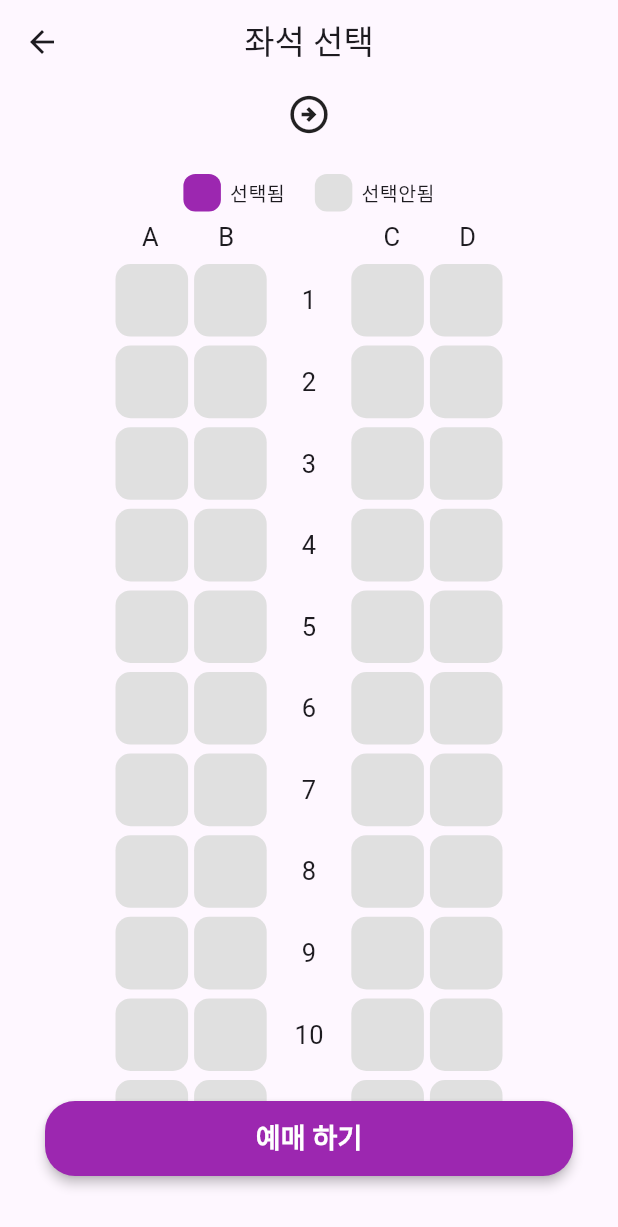
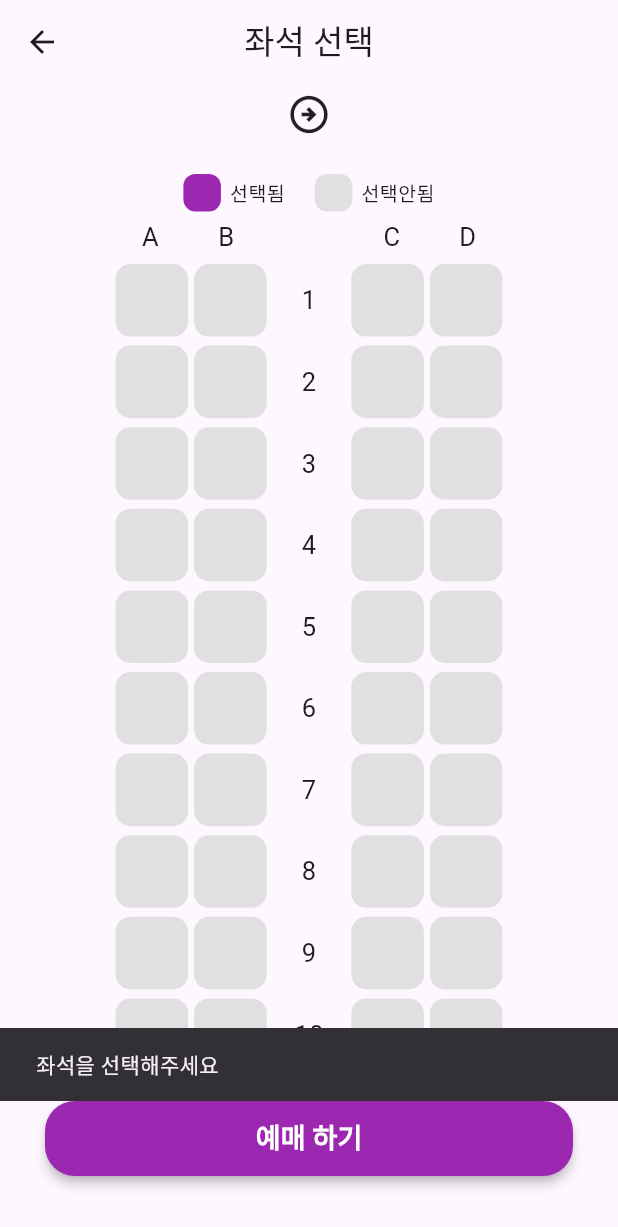
Before and after one commit to sengpari/flutter_train_app, a Flutter app: the SeatPage screen opened directly with empty values, after a tap on "예매 하기", on a phone screen of 412 x 824 dp. Shown: the top 1227 px of the screen. Run offline on Flutter 3.47's test engine with Material 3 defaults, Android fonts, the phone set to English and light mode, and no system bars.

Commit message:
필수기능과 일부 도전기능 구현

```diff
--- a/lib/homePage.dart
+++ b/lib/homePage.dart
@@ -1,7 +1,6 @@
 import 'package:flutter/material.dart';
 import 'stationListPage.dart';
 import 'seatPage.dart';
-
 
 class HomePage extends StatefulWidget {
   const HomePage({super.key});
@@ -146,11 +145,11 @@ class _HomePageState extends State<HomePage> {
                         ),
                       ),
                     );
-                  } //else {
-                    //ScaffoldMessenger.of(context).showSnackBar(
-                      //SnackBar(content: Text('출발역과 도착역을 모두 선택하세요.')),
-                    //);
-                 // }
+                  } else {
+                    ScaffoldMessenger.of(context).showSnackBar(
+                      SnackBar(content: Text('출발역과 도착역을 모두 선택하세요.')),
+                    );
+                  }
                 },
                 style: ElevatedButton.styleFrom(
                   backgroundColor: Colors.purple,
--- a/lib/seatPage.dart
+++ b/lib/seatPage.dart
@@ -1,14 +1,23 @@
 import 'package:flutter/material.dart';
+import 'package:flutter/cupertino.dart';
 
-class SeatPage extends StatelessWidget {
+class SeatPage extends StatefulWidget {
   final String departureStation;
   final String arrivalStation;
 
-  const SeatPage({
+  SeatPage({
     super.key,
     required this.departureStation,
     required this.arrivalStation,
   });
+
+  @override
+  State<SeatPage> createState() => _SeatPageState();
+}
+
+class _SeatPageState extends State<SeatPage> {
+  int? selectedRow;
+  String? selectedCol;
 
   @override
   Widget build(BuildContext context) {
@@ -28,7 +37,7 @@ class SeatPage extends StatelessWidget {
                   mainAxisAlignment: MainAxisAlignment.spaceBetween,
                   children: [
                     Text(
-                      departureStation,
+                      widget.departureStation,
                       style: TextStyle(
                         fontSize: 30,
                         fontWeight: FontWeight.bold,
@@ -36,9 +45,8 @@ class SeatPage extends StatelessWidget {
                       ),
                     ),
 
-                    //SizedBox(width: 50),
                     Text(
-                      arrivalStation,
+                      widget.arrivalStation,
                       style: TextStyle(
                         fontSize: 30,
                         fontWeight: FontWeight.bold,
@@ -52,7 +60,7 @@ class SeatPage extends StatelessWidget {
           ),
           SizedBox(height: 20),
 
-          //좌석 선택됨과 선택안됨
+          //좌석 선택됨과 선택안됨 안내
           Row(
             mainAxisAlignment: MainAxisAlignment.center,
             children: [
@@ -140,17 +148,48 @@ class SeatPage extends StatelessWidget {
           seatRow(19),
           SizedBox(height: 6),
           seatRow(20),
-
-
         ],
       ),
+
+      //예매하기 버튼
       bottomNavigationBar: Padding(
         padding: const EdgeInsets.fromLTRB(30, 0, 30, 40),
         child: SizedBox(
           width: double.infinity,
           height: 50,
           child: ElevatedButton(
-                onPressed: () {},
+            onPressed: () {
+              if (selectedRow != null && selectedCol != null) {
+                showCupertinoDialog(
+                  context: context,
+                  builder: (context) => CupertinoAlertDialog(
+                    title: const Text("예매 하시겠습니까?"),
+                    content: Text("좌석 : ${selectedRow}-${selectedCol}"),
+                    actions: [
+                      CupertinoDialogAction(
+                        isDestructiveAction: true,
+                        child: const Text("취소"),
+                        onPressed: () => Navigator.of(context).pop(),
+                      ),
+                      CupertinoDialogAction(
+                        child: const Text("확인"),
+                        onPressed: () {
+                          // 예매 처리 로직 자리
+                          Navigator.of(context).pop();
+                          Navigator.of(context).pop();
+
+                        },
+                      ),
+                    ],
+                  ),
+                );
+              } else {
+                ScaffoldMessenger.of(
+                  context,
+                ).showSnackBar(const SnackBar(content: Text('좌석을 선택해주세요')));
+              }
+            },
+
             style: ElevatedButton.styleFrom(
               backgroundColor: Colors.purple,
               shape: RoundedRectangleBorder(
@@ -181,28 +220,37 @@ class SeatPage extends StatelessWidget {
   Widget seatRow(int rowNum) {
     return Row(
       children: [
-        seat(),
-        seat(),
+        seat(rowNum, 'A'),
+        seat(rowNum, 'B'),
         Expanded(
           child: Center(child: Text('$rowNum', style: TextStyle(fontSize: 17))),
         ),
 
-        seat(),
-        seat(),
+        seat(rowNum, 'C'),
+        seat(rowNum, 'D'),
       ],
     );
   }
 
-  Widget seat() {
+  Widget seat(int row, String col) {
+    bool isSelected = selectedRow == row && selectedCol == col;
     return Expanded(
       child: Padding(
         padding: const EdgeInsets.symmetric(horizontal: 2),
         child: AspectRatio(
           aspectRatio: 1,
+          child: GestureDetector(
+            onTap: () {
+              setState(() {
+                selectedCol = col;
+                selectedRow = row;
+              });
+            },
             child: Container(
               decoration: BoxDecoration(
-              color: Colors.grey[300],
+                color: isSelected ? Colors.purple : Colors.grey[300],
                 borderRadius: BorderRadius.circular(10),
+              ),
             ),
           ),
         ),
```
Lines whose indentation alone changed are shown as unchanged.
